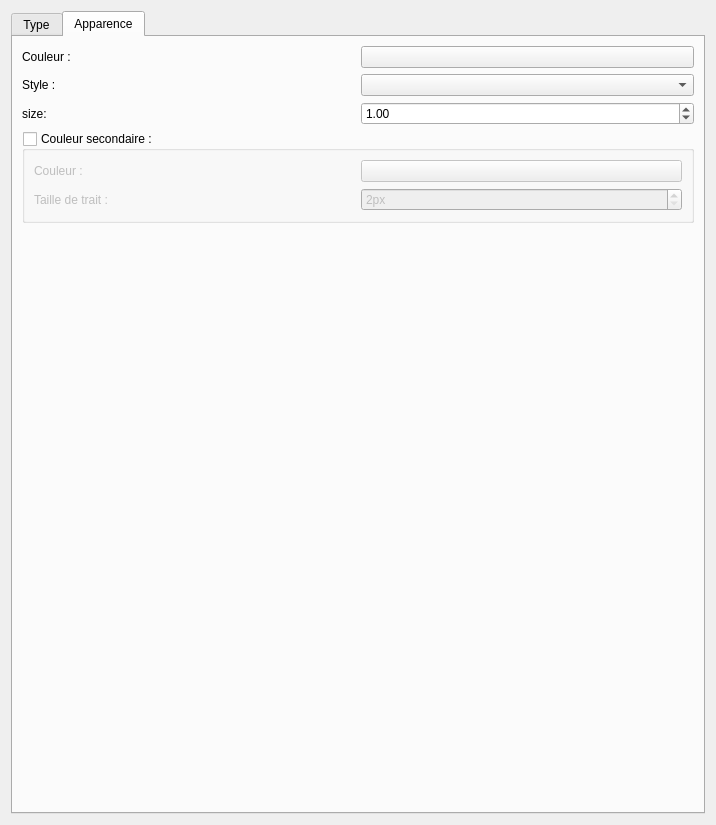
This is sources/ui/conductorpropertieswidget.ui in qelectrotech/qelectrotech-source-mirror as Qt 5 draws it before an edit. The edited form follows.
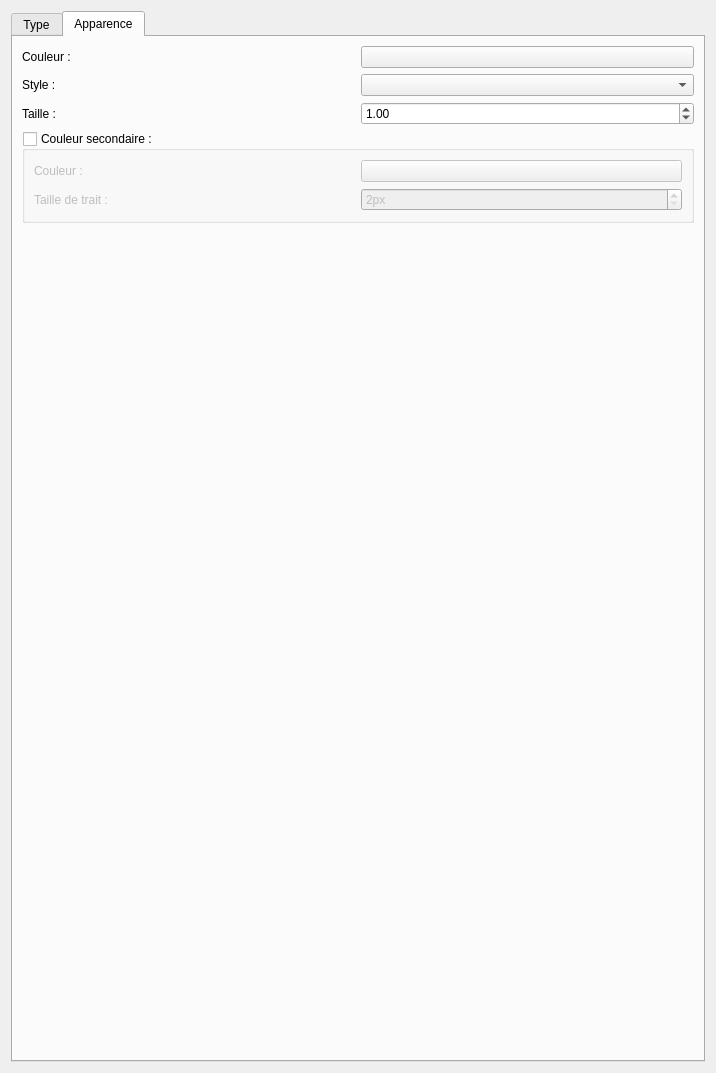
This is the edited form. The open tabs and pages were chosen to show the change. Icons and pictures are not drawn.

```diff
--- a/sources/ui/conductorpropertieswidget.ui
+++ b/sources/ui/conductorpropertieswidget.ui
@@ -7,7 +7,7 @@
     <x>0</x>
     <y>0</y>
     <width>716</width>
-    <height>825</height>
+    <height>1073</height>
    </rect>
   </property>
   <property name="windowTitle">
@@ -433,7 +433,7 @@
        <item row="2" column="0">
         <widget class="QLabel" name="label_10">
          <property name="text">
-          <string>size:</string>
+          <string>Taille :</string>
          </property>
         </widget>
        </item>
```
Left out of the diff: 2 changed lines with no effect on the pictures.
